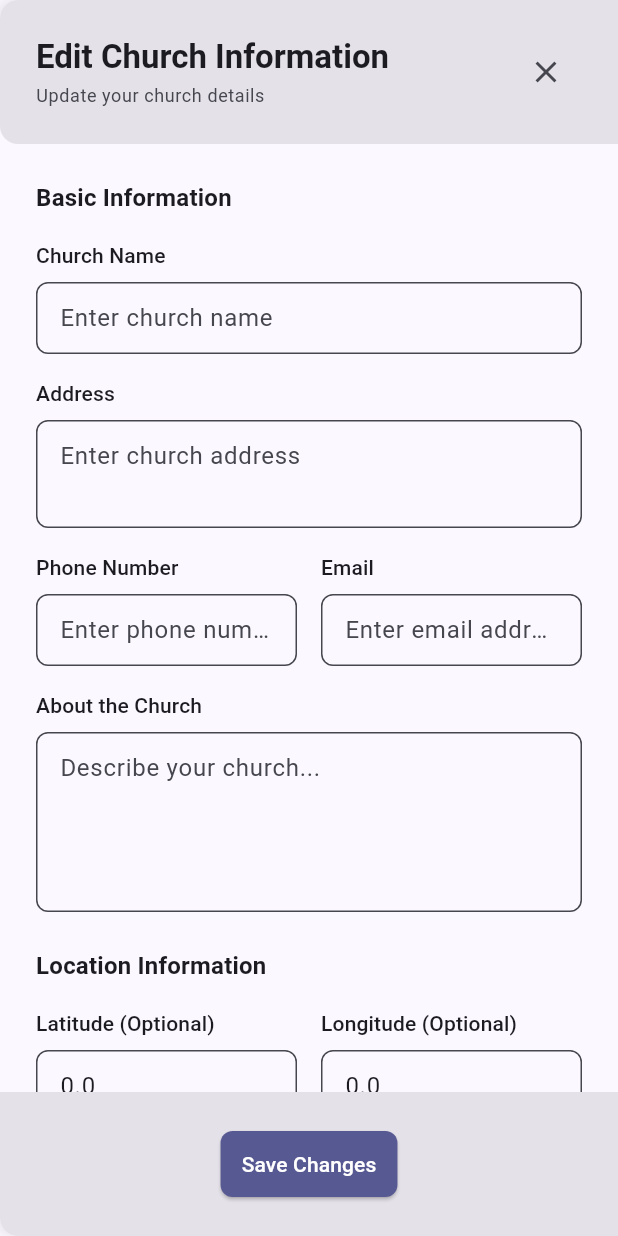
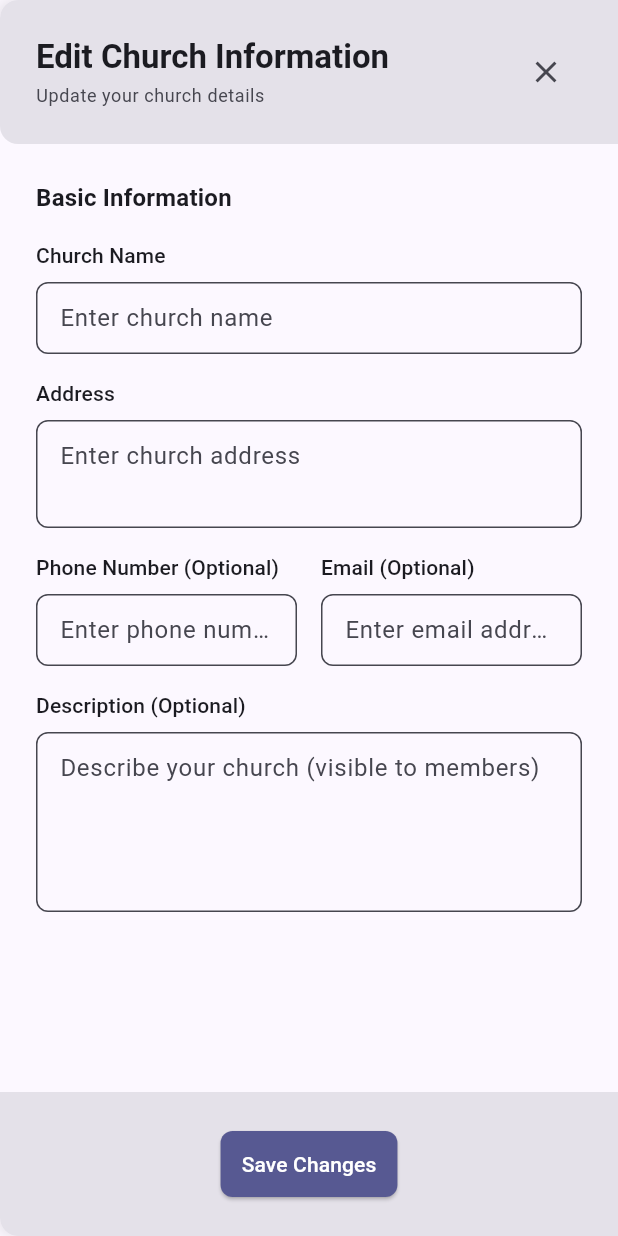
Before and after one commit to meimodev/palakat_admin, a Flutter app: the ChurchInfoEditDrawer widget shown alone on an empty page, opened directly with empty values, on a phone screen of 412 x 824 dp. Run offline on Flutter 3.47's test engine with Material 3 defaults, Android fonts, the phone set to English and light mode, and no system bars; our stand-ins replace dio, flutter_dotenv, flutter_riverpod, freezed_annotation, go_router, hive_flutter and 3 more; accounts and stored records are empty; generated files the repository leaves out were written again; network calls fail.

Commit message:
model adjustment

```diff
--- /dev/null
+++ b/lib/core/models/church.dart
@@ -0,0 +1,28 @@
+import 'package:freezed_annotation/freezed_annotation.dart';
+import 'column.dart';
+import 'membership.dart';
+import 'member_position.dart';
+import 'location.dart';
+
+part 'church.freezed.dart';
+part 'church.g.dart';
+
+@freezed
+abstract class Church with _$Church {
+  const factory Church({
+    required int id,
+    required String name,
+    String? phoneNumber,
+    String? email,
+    String? description,
+    int? locationId,
+    required Location location,
+    @Default([]) List<Column> columns,
+    @Default([]) List<Membership> memberships,
+    @Default([]) List<MemberPosition> membershipPositions,
+    required DateTime createdAt,
+    required DateTime updatedAt,
+  }) = _Church;
+
+  factory Church.fromJson(Map<String, dynamic> json) => _$ChurchFromJson(json);
+}
--- a/lib/core/models/church_profile.dart
+++ /dev/null
@@ -1,49 +0,0 @@
-import 'package:freezed_annotation/freezed_annotation.dart';
-
-part 'church_profile.freezed.dart';
-part 'church_profile.g.dart';
-
-@freezed
-abstract class ChurchProfile with _$ChurchProfile {
-  const factory ChurchProfile({
-    required String id,
-    required String name,
-    required String address,
-    required String phoneNumber,
-    required String email,
-    required String aboutChurch,
-    double? latitude,
-    double? longitude,
-    String? serviceSchedule,
-    required List<ChurchColumn> columns,
-    required List<ChurchPosition> positions,
-    required DateTime createdAt,
-    required DateTime updatedAt,
-  }) = _ChurchProfile;
-
-  factory ChurchProfile.fromJson(Map<String, dynamic> json) => _$ChurchProfileFromJson(json);
-}
-
-@freezed
-abstract class ChurchColumn with _$ChurchColumn {
-  const factory ChurchColumn({
-    required String id,
-    required int number,
-    required String name,
-    required DateTime createdAt,
-  }) = _ChurchColumn;
-
-  factory ChurchColumn.fromJson(Map<String, dynamic> json) => _$ChurchColumnFromJson(json);
-}
-
-@freezed
-abstract class ChurchPosition with _$ChurchPosition {
-  const factory ChurchPosition({
-    required String id,
-    required String name,
-    String? description,
-    required DateTime createdAt,
-  }) = _ChurchPosition;
-
-  factory ChurchPosition.fromJson(Map<String, dynamic> json) => _$ChurchPositionFromJson(json);
-}
--- /dev/null
+++ b/lib/core/models/column.dart
@@ -0,0 +1,16 @@
+import 'package:freezed_annotation/freezed_annotation.dart';
+
+part 'column.freezed.dart';
+part 'column.g.dart';
+
+@freezed
+abstract class Column with _$Column {
+  const factory Column({
+    required String id,
+    required int number,
+    required String name,
+    required DateTime createdAt,
+  }) = _Column;
+
+  factory Column.fromJson(Map<String, dynamic> json) => _$ColumnFromJson(json);
+}
--- /dev/null
+++ b/lib/core/models/location.dart
@@ -0,0 +1,18 @@
+import 'package:freezed_annotation/freezed_annotation.dart';
+
+part 'location.freezed.dart';
+part 'location.g.dart';
+
+@freezed
+abstract class Location with _$Location {
+  const factory Location({
+    required int id,
+    required String name,
+    required double latitude,
+    required double longitude,
+    required DateTime createdAt,
+    required DateTime updatedAt,
+  }) = _Location;
+
+  factory Location.fromJson(Map<String, dynamic> json) => _$LocationFromJson(json);
+}
--- a/lib/features/church/presentation/widgets/church_info_edit_drawer.dart
+++ b/lib/features/church/presentation/widgets/church_info_edit_drawer.dart
@@ -1,16 +1,16 @@
 import 'package:flutter/material.dart';
 import '../../../../core/widgets/side_drawer.dart';
-import '../../../../core/models/church_profile.dart';
+import '../../../../core/models/church.dart';
 import '../../../../core/widgets/info_section.dart';
 
 class ChurchInfoEditDrawer extends StatefulWidget {
-  final ChurchProfile churchProfile;
-  final Function(ChurchProfile) onSave;
+  final Church church;
+  final Function(Church) onSave;
   final VoidCallback onClose;
 
   const ChurchInfoEditDrawer({
     super.key,
-    required this.churchProfile,
+    required this.church,
     required this.onSave,
     required this.onClose,
   });
@@ -25,22 +25,16 @@ class _ChurchInfoEditDrawerState extends State<ChurchInfoEditDrawer> {
   late TextEditingController _addressController;
   late TextEditingController _phoneController;
   late TextEditingController _emailController;
-  late TextEditingController _aboutController;
-  late TextEditingController _latitudeController;
-  late TextEditingController _longitudeController;
-  late TextEditingController _serviceScheduleController;
+  late TextEditingController _descriptionController;
 
   @override
   void initState() {
     super.initState();
-    _nameController = TextEditingController(text: widget.churchProfile.name);
-    _addressController = TextEditingController(text: widget.churchProfile.address);
-    _phoneController = TextEditingController(text: widget.churchProfile.phoneNumber);
-    _emailController = TextEditingController(text: widget.churchProfile.email);
-    _aboutController = TextEditingController(text: widget.churchProfile.aboutChurch);
-    _latitudeController = TextEditingController(text: widget.churchProfile.latitude?.toString() ?? '');
-    _longitudeController = TextEditingController(text: widget.churchProfile.longitude?.toString() ?? '');
-    _serviceScheduleController = TextEditingController(text: widget.churchProfile.serviceSchedule ?? '');
+    _nameController = TextEditingController(text: widget.church.name);
+    _addressController = TextEditingController(text: widget.church.location.name);
+    _phoneController = TextEditingController(text: widget.church.phoneNumber ?? '');
+    _emailController = TextEditingController(text: widget.church.email ?? '');
+    _descriptionController = TextEditingController(text: widget.church.description ?? '');
   }
 
   @override
@@ -49,32 +43,25 @@ class _ChurchInfoEditDrawerState extends State<ChurchInfoEditDrawer> {
     _addressController.dispose();
     _phoneController.dispose();
     _emailController.dispose();
-    _aboutController.dispose();
-    _latitudeController.dispose();
-    _longitudeController.dispose();
-    _serviceScheduleController.dispose();
+    _descriptionController.dispose();
     super.dispose();
   }
 
   void _saveChanges() {
     if (_formKey.currentState!.validate()) {
-      final updatedProfile = widget.churchProfile.copyWith(
+      final updatedChurch = widget.church.copyWith(
         name: _nameController.text,
-        address: _addressController.text,
-        phoneNumber: _phoneController.text,
-        email: _emailController.text,
-        aboutChurch: _aboutController.text,
-        latitude: _latitudeController.text.isEmpty ? null : double.tryParse(_latitudeController.text),
-        longitude: _longitudeController.text.isEmpty ? null : double.tryParse(_longitudeController.text),
-        serviceSchedule: _serviceScheduleController.text.isEmpty ? null : _serviceScheduleController.text,
+        phoneNumber: _phoneController.text.isEmpty ? null : _phoneController.text,
+        email: _emailController.text.isEmpty ? null : _emailController.text,
+        description: _descriptionController.text.isEmpty ? null : _descriptionController.text,
         updatedAt: DateTime.now(),
       );
 
-      widget.onSave(updatedProfile);
+      widget.onSave(updatedChurch);
       widget.onClose();
 
       ScaffoldMessenger.of(context).showSnackBar(
-        const SnackBar(content: Text('Church profile updated successfully')),
+        const SnackBar(content: Text('Church updated successfully')),
       );
     }
   }
@@ -134,7 +121,7 @@ class _ChurchInfoEditDrawerState extends State<ChurchInfoEditDrawer> {
                   children: [
                     Expanded(
                       child: _FormField(
-                        label: 'Phone Number',
+                        label: 'Phone Number (Optional)',
                         child: TextFormField(
                           controller: _phoneController,
                           keyboardType: TextInputType.phone,
@@ -146,14 +133,20 @@ class _ChurchInfoEditDrawerState extends State<ChurchInfoEditDrawer> {
                             filled: true,
                             fillColor: theme.colorScheme.surface,
                           ),
-                          validator: (value) => value?.isEmpty == true ? 'Phone number is required' : null,
+                          validator: (value) {
+                            if (value == null || value.isEmpty) return null;
+                            // Basic phone sanity check
+                            final digits = value.replaceAll(RegExp(r'[^0-9+]'), '');
+                            if (digits.length < 8) return 'Please enter a valid phone number';
+                            return null;
+                          },
                         ),
                       ),
                     ),
                     const SizedBox(width: 16),
                     Expanded(
                       child: _FormField(
-                        label: 'Email',
+                        label: 'Email (Optional)',
                         child: TextFormField(
                           controller: _emailController,
                           keyboardType: TextInputType.emailAddress,
@@ -166,8 +159,8 @@ class _ChurchInfoEditDrawerState extends State<ChurchInfoEditDrawer> {
                             fillColor: theme.colorScheme.surface,
                           ),
                           validator: (value) {
-                            if (value?.isEmpty == true) return 'Email is required';
-                            if (!RegExp(r'^[\w-\.]+@([\w-]+\.)+[\w-]{2,4}$').hasMatch(value!)) {
+                            if (value == null || value.isEmpty) return null;
+                            if (!RegExp(r'^[\w-\.]+@([\w-]+\.)+[\w-]{2,4}$').hasMatch(value)) {
                               return 'Please enter a valid email';
                             }
                             return null;
@@ -179,12 +172,12 @@ class _ChurchInfoEditDrawerState extends State<ChurchInfoEditDrawer> {
                 ),
                 const SizedBox(height: 16),
                 _FormField(
-                  label: 'About the Church',
+                  label: 'Description (Optional)',
                   child: TextFormField(
-                    controller: _aboutController,
+                    controller: _descriptionController,
                     maxLines: 4,
                     decoration: InputDecoration(
-                      hintText: 'Describe your church...',
+                      hintText: 'Describe your church (visible to members)',
                       border: OutlineInputBorder(
                         borderRadius: BorderRadius.circular(8),
                       ),
@@ -192,94 +185,8 @@ class _ChurchInfoEditDrawerState extends State<ChurchInfoEditDrawer> {
                       fillColor: theme.colorScheme.surface,
                       alignLabelWithHint: true,
                     ),
-                    validator: (value) => value?.isEmpty == true ? 'About the church is required' : null,
-                  ),
-                ),
-              ],
-            ),
-
-            const SizedBox(height: 24),
-
-            // Location Information Section
-            InfoSection(
-              title: 'Location Information',
-              titleSpacing: 16,
-              children: [
-                Row(
-                  children: [
-                    Expanded(
-                      child: _FormField(
-                        label: 'Latitude (Optional)',
-                        child: TextFormField(
-                          controller: _latitudeController,
-                          keyboardType: const TextInputType.numberWithOptions(decimal: true),
-                          decoration: InputDecoration(
-                            hintText: 'e.g., 14.5995',
-                            border: OutlineInputBorder(
-                              borderRadius: BorderRadius.circular(8),
-                            ),
-                            filled: true,
-                            fillColor: theme.colorScheme.surface,
-                          ),
-                          validator: (value) {
-                            if (value?.isNotEmpty == true && double.tryParse(value!) == null) {
-                              return 'Please enter a valid latitude';
-                            }
-                            return null;
-                          },
-                        ),
-                      ),
-                    ),
-                    const SizedBox(width: 16),
-                    Expanded(
-                      child: _FormField(
-                        label: 'Longitude (Optional)',
-                        child: TextFormField(
-                          controller: _longitudeController,
-                          keyboardType: const TextInputType.numberWithOptions(decimal: true),
-                          decoration: InputDecoration(
-                            hintText: 'e.g., 120.9842',
-                            border: OutlineInputBorder(
-                              borderRadius: BorderRadius.circular(8),
-                            ),
-                            filled: true,
-                            fillColor: theme.colorScheme.surface,
-                          ),
-                          validator: (value) {
-                            if (value?.isNotEmpty == true && double.tryParse(value!) == null) {
-                              return 'Please enter a valid longitude';
-                            }
-                            return null;
-                          },
-                        ),
-                      ),
-                    ),
-                  ],
-                ),
-              ],
-            ),
-
-            const SizedBox(height: 24),
-
-            // Service Information Section
-            InfoSection(
-              title: 'Service Information',
-              titleSpacing: 16,
-              children: [
-                _FormField(
-                  label: 'General Service Schedule (Optional)',
-                  child: TextFormField(
-                    controller: _serviceScheduleController,
-                    maxLines: 3,
-                    decoration: InputDecoration(
-                      hintText: 'e.g., Sunday Service: 9:00 AM - 11:00 AM\nWednesday Prayer: 7:00 PM - 8:00 PM',
-                      border: OutlineInputBorder(
-                        borderRadius: BorderRadius.circular(8),
-                      ),
-                      filled: true,
-                      fillColor: theme.colorScheme.surface,
-                      alignLabelWithHint: true,
-                    ),
+                    // Optional
+                    validator: (_) => null,
                   ),
                 ),
               ],
```
Also changed, not shown: lib/core/widgets/sidebar.dart (+28 -5 lines), lib/features/church/presentation/screens/church_screen.dart (+151 -138 lines), lib/features/church/presentation/widgets/column_edit_drawer.dart (+4 -4 lines), lib/features/church/presentation/widgets/position_edit_drawer.dart (+9 -6 lines), 2 other files.
